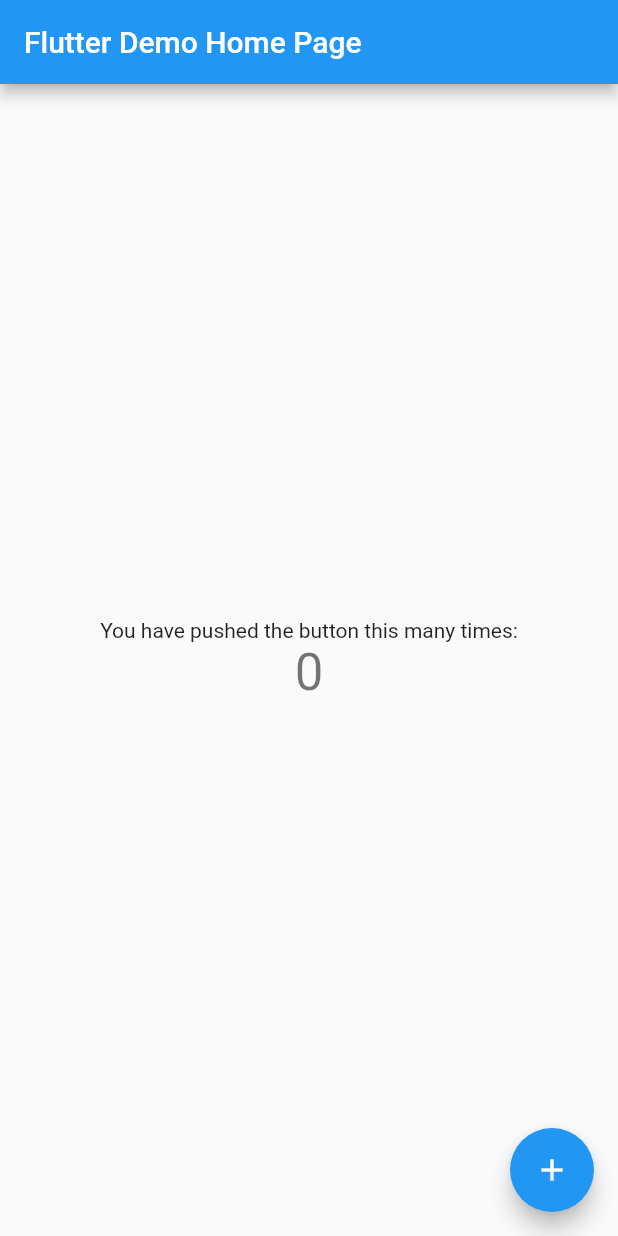
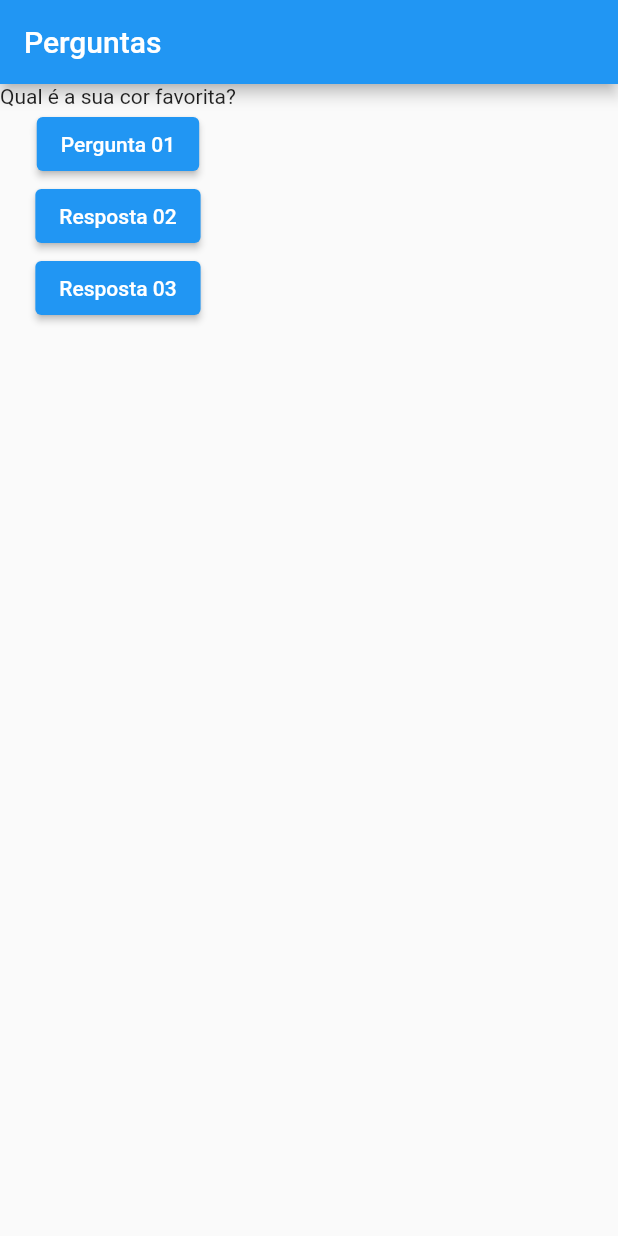
Before and after one commit to Guilherme-Ciano/Estudos-Flutter, a Flutter app: the screen it shows after launch, on a phone screen of 412 x 824 dp. Run offline on Flutter 3.47's test engine with Material 2 defaults, Android fonts, the phone set to English and light mode, and no system bars.

Commit message:
change: Trocando o conteúdo e iniciando o app

```diff
--- a/lib/main.dart
+++ b/lib/main.dart
@@ -1,113 +1,71 @@
+import 'package:flutter/cupertino.dart';
 import 'package:flutter/material.dart';
 
-void main() {
-  runApp(MyApp());
+main() {
+  runApp(new PerguntaApp());
 }
 
-class MyApp extends StatelessWidget {
-  // This widget is the root of your application.
-  @override
+class PerguntaAppState extends State<PerguntaApp> {
+  var perguntaSelecionada = 0;
+
+  void responder() {
+    // Altera o texto de acordo com o valor
+    setState(() {
+      perguntaSelecionada++;
+    });
+
+    print(perguntaSelecionada);
+  }
+
   Widget build(BuildContext context) {
+    // Iniciando o app
+
+    @override
+    final perguntas = [
+      'Qual é a sua cor favorita?',
+      'Qual é o seu animal favorito?'
+    ];
+
     return MaterialApp(
-      title: 'Flutter Demo',
-      theme: ThemeData(
-        // This is the theme of your application.
-        //
-        // Try running your application with "flutter run". You'll see the
-        // application has a blue toolbar. Then, without quitting the app, try
-        // changing the primarySwatch below to Colors.green and then invoke
-        // "hot reload" (press "r" in the console where you ran "flutter run",
-        // or simply save your changes to "hot reload" in a Flutter IDE).
-        // Notice that the counter didn't reset back to zero; the application
-        // is not restarted.
-        primarySwatch: Colors.blue,
+      home: Scaffold(
+        appBar: AppBar(
+          title: Text('Perguntas'),
+        ),
+
+        // * Corpo do App
+        body: Column(
+          children: [
+            Text(perguntas[perguntaSelecionada]),
+
+            // * Botão 1
+            ElevatedButton(
+              child: Text('Pergunta 01'),
+              onPressed: responder,
+            ),
+
+            // * Botão 2
+            ElevatedButton(
+              child: Text('Resposta 02'),
+              onPressed: responder,
+            ),
+
+            // * Botão 3
+            ElevatedButton(
+              child: Text('Resposta 03'),
+              onPressed: responder,
+            ),
+
+            //
+          ],
+        ),
       ),
-      home: MyHomePage(title: 'Flutter Demo Home Page'),
     );
   }
 }
 
-class MyHomePage extends StatefulWidget {
-  MyHomePage({Key? key, required this.title}) : super(key: key);
-
-  // This widget is the home page of your application. It is stateful, meaning
-  // that it has a State object (defined below) that contains fields that affect
-  // how it looks.
-
-  // This class is the configuration for the state. It holds the values (in this
-  // case the title) provided by the parent (in this case the App widget) and
-  // used by the build method of the State. Fields in a Widget subclass are
-  // always marked "final".
-
-  final String title;
-
-  @override
-  _MyHomePageState createState() => _MyHomePageState();
-}
-
-class _MyHomePageState extends State<MyHomePage> {
-  int _counter = 0;
-
-  void _incrementCounter() {
-    setState(() {
-      // This call to setState tells the Flutter framework that something has
-      // changed in this State, which causes it to rerun the build method below
-      // so that the display can reflect the updated values. If we changed
-      // _counter without calling setState(), then the build method would not be
-      // called again, and so nothing would appear to happen.
-      _counter++;
-    });
-  }
-
-  @override
-  Widget build(BuildContext context) {
-    // This method is rerun every time setState is called, for instance as done
-    // by the _incrementCounter method above.
-    //
-    // The Flutter framework has been optimized to make rerunning build methods
-    // fast, so that you can just rebuild anything that needs updating rather
-    // than having to individually change instances of widgets.
-    return Scaffold(
-      appBar: AppBar(
-        // Here we take the value from the MyHomePage object that was created by
-        // the App.build method, and use it to set our appbar title.
-        title: Text(widget.title),
-      ),
-      body: Center(
-        // Center is a layout widget. It takes a single child and positions it
-        // in the middle of the parent.
-        child: Column(
-          // Column is also a layout widget. It takes a list of children and
-          // arranges them vertically. By default, it sizes itself to fit its
-          // children horizontally, and tries to be as tall as its parent.
-          //
-          // Invoke "debug painting" (press "p" in the console, choose the
-          // "Toggle Debug Paint" action from the Flutter Inspector in Android
-          // Studio, or the "Toggle Debug Paint" command in Visual Studio Code)
-          // to see the wireframe for each widget.
-          //
-          // Column has various properties to control how it sizes itself and
-          // how it positions its children. Here we use mainAxisAlignment to
-          // center the children vertically; the main axis here is the vertical
-          // axis because Columns are vertical (the cross axis would be
-          // horizontal).
-          mainAxisAlignment: MainAxisAlignment.center,
-          children: <Widget>[
-            Text(
-              'You have pushed the button this many times:',
-            ),
-            Text(
-              '$_counter',
-              style: Theme.of(context).textTheme.headline4,
-            ),
-          ],
-        ),
-      ),
-      floatingActionButton: FloatingActionButton(
-        onPressed: _incrementCounter,
-        tooltip: 'Increment',
-        child: Icon(Icons.add),
-      ), // This trailing comma makes auto-formatting nicer for build methods.
-    );
+// Transformando o widget Stateless em Stateful
+class PerguntaApp extends StatefulWidget {
+  PerguntaAppState createState() {
+    return PerguntaAppState();
   }
 }
```
Also changed, not shown: 1 other file.
